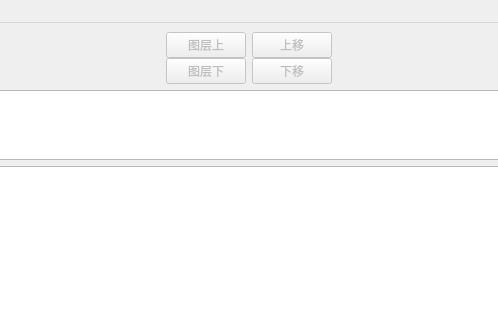
This is mainwindow.ui in JKWTCN/ImageSplicing as Qt 5 draws it before an edit; both pictures show x 557 to 1055 and y 0 to 320 of the 1366 by 768 pixel window. The edited form follows.
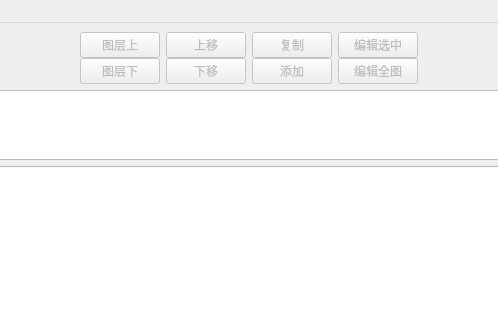
This is the edited form.

Commit message: feat: 添加复制和添加图片功能，优化UI布局

What changed in the file:
```diff
--- a/mainwindow.ui
+++ b/mainwindow.ui
@@ -14,7 +14,7 @@
    <string>ImageSplicing</string>
   </property>
   <widget class="QWidget" name="centralwidget">
-   <layout class="QVBoxLayout" name="verticalLayout_4" stretch="1,2,20">
+   <layout class="QVBoxLayout" name="verticalLayout_6" stretch="2,20,200">
     <item>
      <layout class="QHBoxLayout" name="horizontalLayout_3">
       <item>
@@ -158,6 +158,60 @@
           </item>
          </layout>
         </item>
+        <item>
+         <layout class="QVBoxLayout" name="verticalLayout_4">
+          <property name="spacing">
+           <number>0</number>
+          </property>
+          <item>
+           <widget class="QPushButton" name="pushButton_copy">
+            <property name="enabled">
+             <bool>false</bool>
+            </property>
+            <property name="text">
+             <string>复制</string>
+            </property>
+           </widget>
+          </item>
+          <item>
+           <widget class="QPushButton" name="pushButton_add">
+            <property name="enabled">
+             <bool>false</bool>
+            </property>
+            <property name="text">
+             <string>添加</string>
+            </property>
+           </widget>
+          </item>
+         </layout>
+        </item>
+        <item>
+         <layout class="QVBoxLayout" name="verticalLayout_5">
+          <property name="spacing">
+           <number>0</number>
+          </property>
+          <item>
+           <widget class="QPushButton" name="pushButton_editSelect">
+            <property name="enabled">
+             <bool>false</bool>
+            </property>
+            <property name="text">
+             <string>编辑选中</string>
+            </property>
+           </widget>
+          </item>
+          <item>
+           <widget class="QPushButton" name="pushButton_editResult">
+            <property name="enabled">
+             <bool>false</bool>
+            </property>
+            <property name="text">
+             <string>编辑全图</string>
+            </property>
+           </widget>
+          </item>
+         </layout>
+        </item>
         <item>
          <spacer name="horizontalSpacer_2">
           <property name="orientation">
```
Left out of the diff: 2 changed lines with no effect on the pictures. The commit also changes 6 other files.
